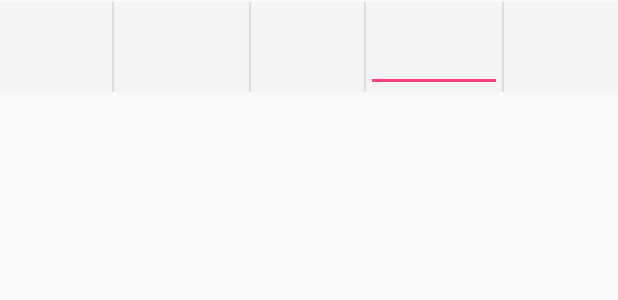
After one commit to LanceShu/Uvegetable, an Android app: the layout order_item.xml on its own in the app's theme, with its tools: preview values and no code run, on a phone screen of 412 x 824 dp. The commit adds this screen. Shown: the top 300 px of the screen. Run offline under Robolectric (Android 15) with nearby library versions, the phone set to English and light mode, and no system bars.

Commit message:
completing OrderData

```diff
--- a/app/src/main/java/com/ucai/uvegetable/fragment/HomeFragment.java
+++ b/app/src/main/java/com/ucai/uvegetable/fragment/HomeFragment.java
@@ -83,6 +83,7 @@ public class HomeFragment extends Fragment {
         }
         if (BaseActivity.orderBeans == null) {
             BaseActivity.orderBeans = new ArrayList<>();
+            BaseActivity.orderBeans.clear();
         }
         initWight();
         return view;
--- /dev/null
+++ b/app/src/main/res/layout/order_item.xml
@@ -0,0 +1,78 @@
+<?xml version="1.0" encoding="utf-8"?>
+<LinearLayout xmlns:android="http://schemas.android.com/apk/res/android"
+    android:layout_width="match_parent"
+    android:layout_height="60dp"
+    android:orientation="horizontal"
+    android:layout_marginTop="1dp"
+    android:layout_marginBottom="1dp"
+    android:background="@color/white_2">
+
+    <TextView
+        android:id="@+id/order_type"
+        android:layout_width="0dp"
+        android:layout_height="match_parent"
+        android:layout_weight="1"
+        android:textColor="@color/font_color"
+        android:gravity="center"
+        android:textSize="12sp" />
+
+    <TextView
+        android:layout_width="1dp"
+        android:layout_height="match_parent"
+        android:background="@color/white_3"/>
+
+    <TextView
+        android:id="@+id/order_name"
+        android:layout_width="0dp"
+        android:layout_height="match_parent"
+        android:layout_weight="1.2"
+        android:textColor="@color/font_color"
+        android:gravity="center"
+        android:textSize="14sp" />
+
+    <TextView
+        android:layout_width="1dp"
+        android:layout_height="match_parent"
+        android:background="@color/white_3"/>
+
+    <TextView
+        android:id="@+id/order_price"
+        android:layout_width="0dp"
+        android:layout_height="match_parent"
+        android:layout_weight="1"
+        android:textColor="@color/font_color"
+        android:gravity="center"
+        android:textSize="14sp" />
+
+    <TextView
+        android:layout_width="1dp"
+        android:layout_height="match_parent"
+        android:background="@color/white_3"/>
+
+    <EditText
+        android:id="@+id/order_num"
+        android:layout_width="0dp"
+        android:layout_height="match_parent"
+        android:layout_weight="1.2"
+        android:textColor="@color/font_color"
+        android:gravity="center"
+        android:textColorHint="@color/black_1"
+        android:textSize="14sp"
+        android:maxLength="5"
+        android:inputType="number"/>
+
+    <TextView
+        android:layout_width="1dp"
+        android:layout_height="match_parent"
+        android:background="@color/white_3"/>
+
+    <TextView
+        android:id="@+id/order_total"
+        android:layout_width="0dp"
+        android:layout_height="match_parent"
+        android:layout_weight="1"
+        android:textColor="@color/font_color"
+        android:gravity="center"
+        android:textColorHint="@color/black_1"
+        android:textSize="14sp" />
+</LinearLayout>
--- a/app/src/main/res/values/colors.xml
+++ b/app/src/main/res/values/colors.xml
@@ -5,6 +5,7 @@
     <color name="colorAccent">#FF4081</color>
     <color name="white_1">#FFFFFF</color>
     <color name="white_2">#f5f5f5</color>
+    <color name="white_3">#dedede</color>
     <color name="yellow_1">#bfbf3a</color>
     <color name="green_1">#3abf93</color>
     <color name="blue_1">#4577c7</color>
```
Also changed, not shown: app/src/main/java/com/ucai/uvegetable/adapter/OrderAdapter.java (added, +126 -0 lines), app/src/main/java/com/ucai/uvegetable/beans/OrderBean.java (+9 -0 lines), app/src/main/java/com/ucai/uvegetable/view/HomeToOrderActivity.java (+67 -1 lines), app/src/main/res/layout/home_to_order_layout.xml (+15 -24 lines).
